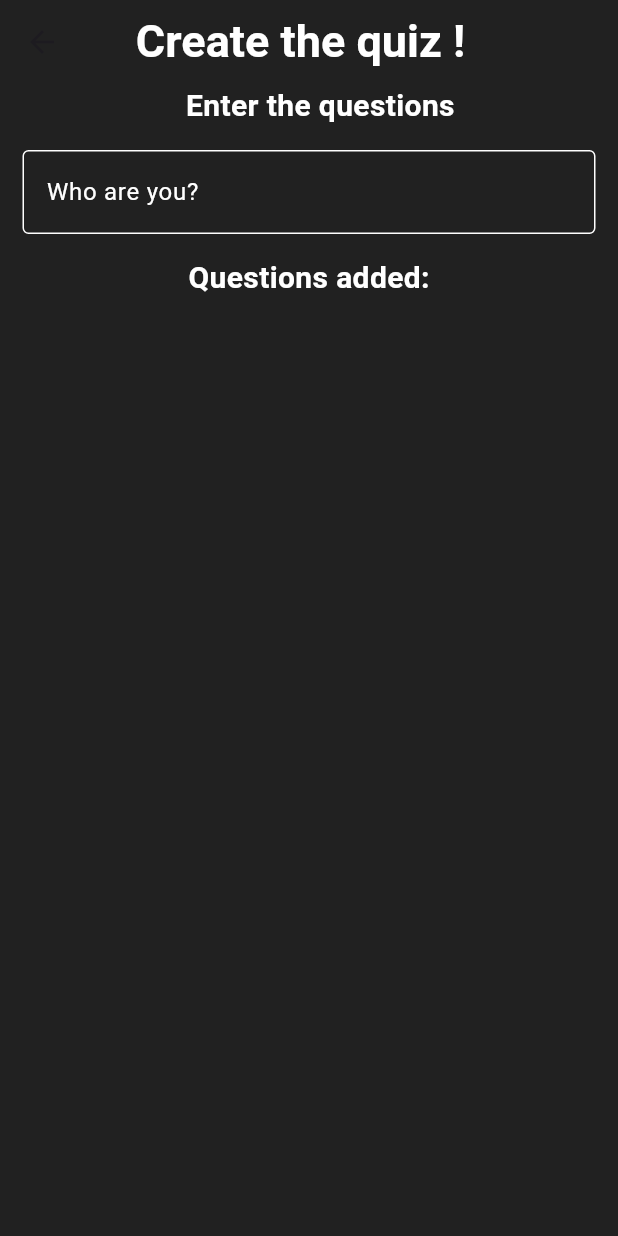
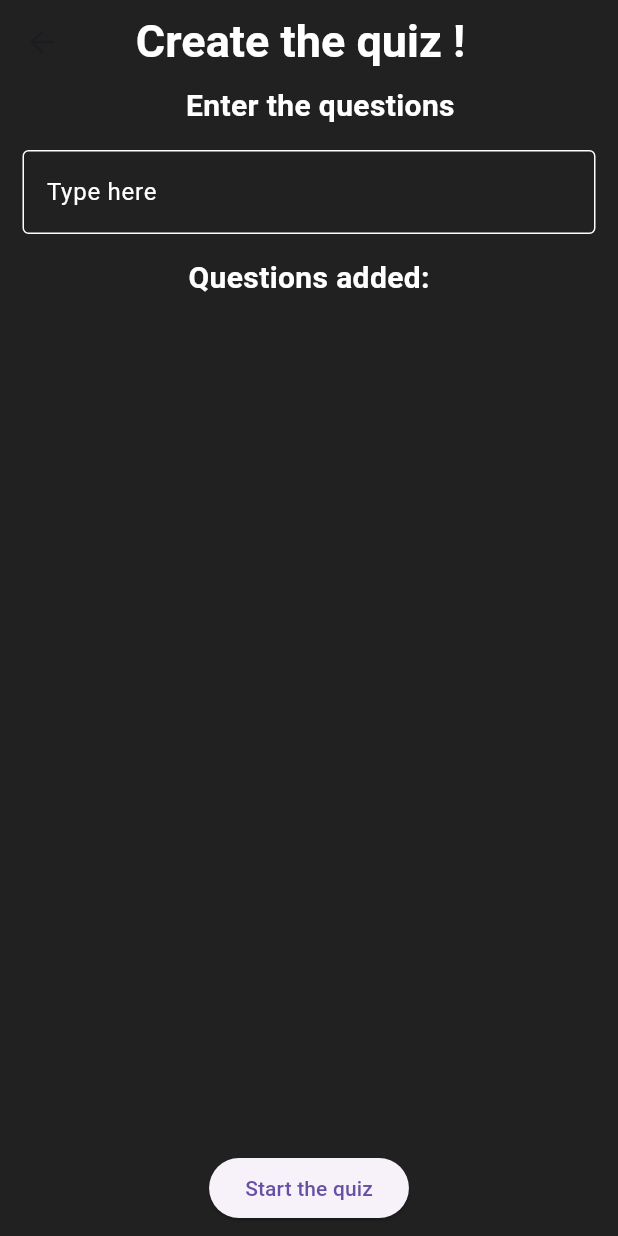
Before and after one commit to tienluan02/quizzler, a Flutter app: the CreateQuestion screen opened directly, on a phone screen of 412 x 824 dp. Run offline on Flutter 3.47's test engine with Material 3 defaults, Android fonts, the phone set to English and light mode, and no system bars.

Commit message:
move from createquiz to quizpage

```diff
--- a/quizzlerapp/lib/main.dart
+++ b/quizzlerapp/lib/main.dart
@@ -53,7 +53,8 @@ class HomePage extends StatelessWidget {
         mainAxisAlignment: MainAxisAlignment.center,
         children: [
           const Padding(
-            padding: EdgeInsets.only(left: 20, right: 20, top: 100, bottom: 200),
+            padding:
+                EdgeInsets.only(left: 20, right: 20, top: 100, bottom: 200),
             child: Center(
               child: Text(
                 'Quizzler Time !',
@@ -71,7 +72,8 @@ class HomePage extends StatelessWidget {
               onPressed: () {
                 Navigator.push(
                   context,
-                  MaterialPageRoute(builder: (context) => const CreateQuestion()),
+                  MaterialPageRoute(
+                      builder: (context) => const CreateQuestion()),
                 );
               },
               child: const Text('Create the quiz'),
@@ -103,9 +105,9 @@ class CreateQuestion extends StatefulWidget {
 }
 
 class _CreateQuestionState extends State<CreateQuestion> {
-
   TextEditingController _questionController = TextEditingController();
   List<String> questionstore = [];
+
   @override
   Widget build(BuildContext context) {
     return Scaffold(
@@ -126,8 +128,8 @@ class _CreateQuestionState extends State<CreateQuestion> {
       body: Column(
         mainAxisAlignment: MainAxisAlignment.center,
         children: [
-          Padding(
-            padding: const EdgeInsets.only(left: 15.0),
+          const Padding(
+            padding: EdgeInsets.only(left: 15.0),
             child: Expanded(
                 child: Text(
               'Enter the questions',
@@ -136,15 +138,14 @@ class _CreateQuestionState extends State<CreateQuestion> {
                 fontWeight: FontWeight.bold,
                 color: Colors.white,
               ),
-                )
-            ),
+            )),
           ),
           Padding(
             padding: const EdgeInsets.all(15.0),
             child: TextField(
               controller: _questionController,
               decoration: const InputDecoration(
-                labelText: 'Who are you?',
+                labelText: 'Type here',
                 labelStyle: TextStyle(color: Colors.white),
                 enabledBorder: OutlineInputBorder(
                   borderSide: BorderSide(color: Colors.white),
@@ -185,6 +186,19 @@ class _CreateQuestionState extends State<CreateQuestion> {
               },
             ),
           ),
+          Padding(
+              padding: EdgeInsets.all(8.0),
+              child: ElevatedButton(
+                onPressed: () {
+                  Navigator.push(
+                    context,
+                    MaterialPageRoute(
+                        builder: (context) => const QuizPage()),
+                  );
+                },
+                child: const Text('Start the quiz'),
+              )
+          )
         ],
       ),
     );
```
Lines whose indentation alone changed are shown as unchanged.
